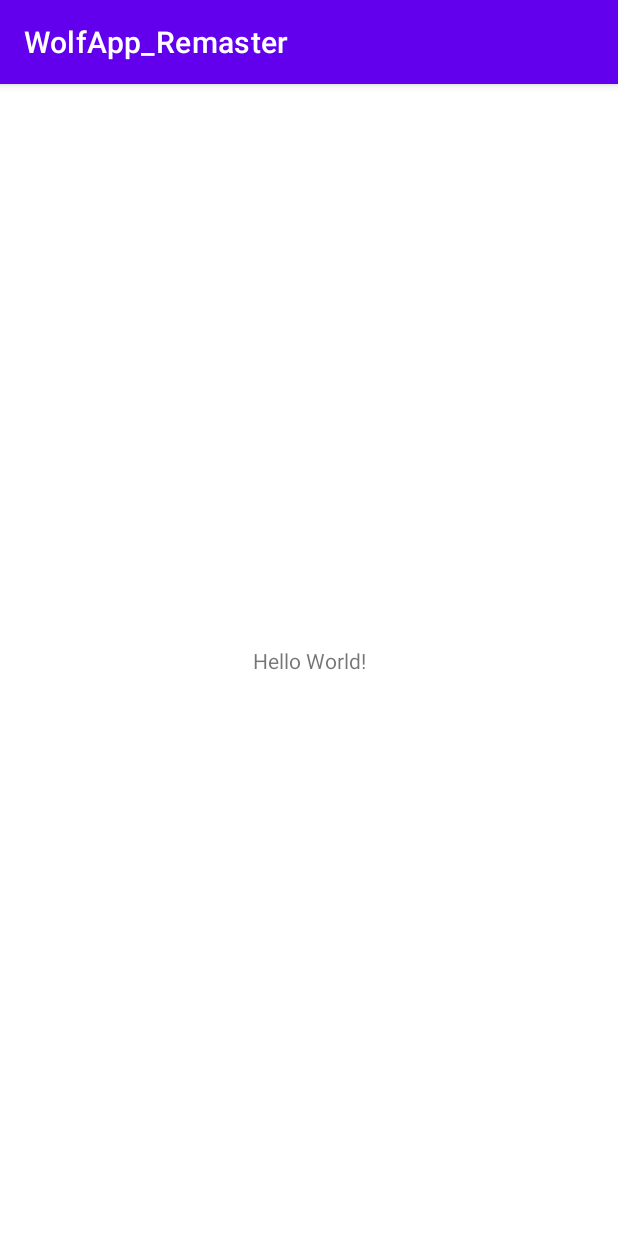
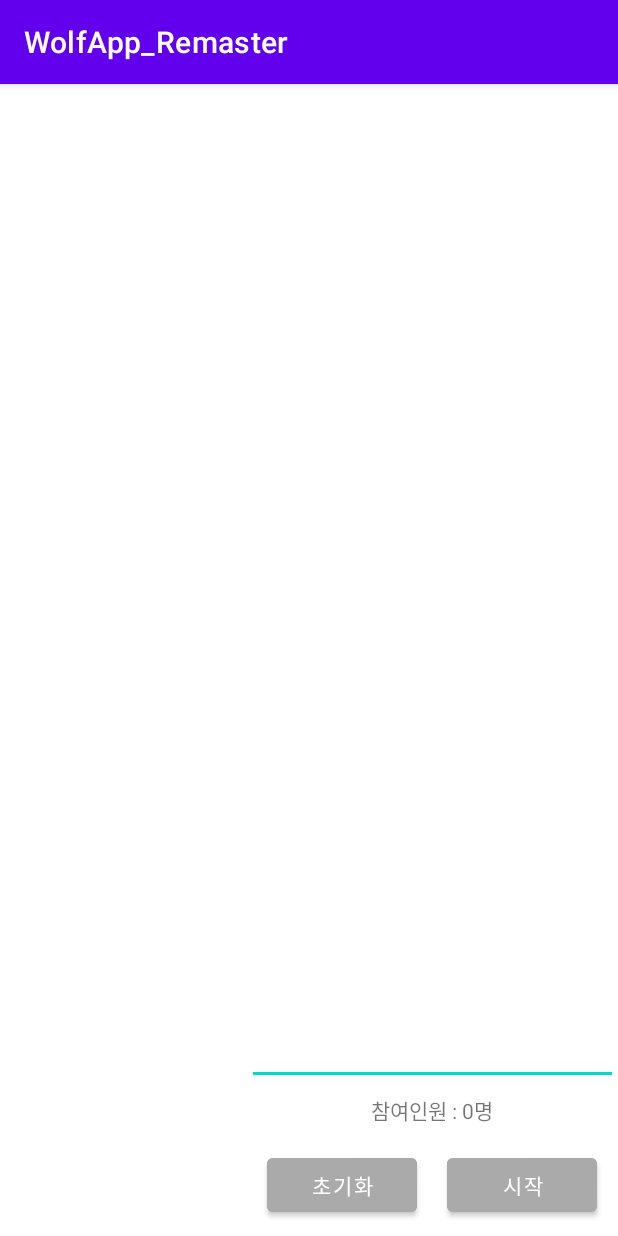
Before and after one commit to g9in128/WolfAppRemaser, an Android app: the screen it shows after launch (MainActivity), on a phone screen of 412 x 824 dp. Run offline under Robolectric (Android 15) with nearby library versions, the phone set to English and light mode, and no system bars.

Commit message:
base xml

```diff
--- a/app/src/main/res/layout/activity_main.xml
+++ b/app/src/main/res/layout/activity_main.xml
@@ -1,18 +1,61 @@
 <?xml version="1.0" encoding="utf-8"?>
-<androidx.constraintlayout.widget.ConstraintLayout xmlns:android="http://schemas.android.com/apk/res/android"
+<LinearLayout xmlns:android="http://schemas.android.com/apk/res/android"
     xmlns:app="http://schemas.android.com/apk/res-auto"
     xmlns:tools="http://schemas.android.com/tools"
     android:layout_width="match_parent"
     android:layout_height="match_parent"
     tools:context=".MainActivity">
 
-    <TextView
-        android:layout_width="wrap_content"
-        android:layout_height="wrap_content"
-        android:text="Hello World!"
-        app:layout_constraintBottom_toBottomOf="parent"
-        app:layout_constraintLeft_toLeftOf="parent"
-        app:layout_constraintRight_toRightOf="parent"
-        app:layout_constraintTop_toTopOf="parent" />
+    <ListView
+        android:layout_width="0dp"
+        android:layout_height="match_parent"
+        android:layout_weight="2">
 
-</androidx.constraintlayout.widget.ConstraintLayout>
+
+    </ListView>
+
+
+    <LinearLayout
+        android:layout_width="0dp"
+        android:layout_height="match_parent"
+        android:layout_weight="3"
+        android:orientation="vertical">
+
+        <EditText
+            android:layout_width="match_parent"
+            android:layout_height="0dp"
+            android:layout_weight="10"/>
+
+        <TextView
+            android:layout_width="match_parent"
+            android:layout_height="0dp"
+            android:layout_weight="0.5"
+            android:gravity="center"
+            android:text="@string/entry_text"/>
+
+        <LinearLayout
+            android:layout_width="match_parent"
+            android:layout_height="0dp"
+            android:layout_weight="1"
+            android:orientation="horizontal"
+            android:gravity="center">
+
+            <Button
+                android:layout_marginRight="10dp"
+                android:layout_width="100dp"
+                android:layout_height="wrap_content"
+                android:backgroundTint="#aaa"
+                android:text="@string/reset_text_btn_text"/>
+
+            <Button
+                android:layout_marginLeft="10dp"
+                android:layout_width="100dp"
+                android:layout_height="wrap_content"
+                android:backgroundTint="#aaa"
+                android:text="@string/start_text"/>
+
+        </LinearLayout>
+
+    </LinearLayout>
+
+</LinearLayout>
--- a/app/src/main/res/values/strings.xml
+++ b/app/src/main/res/values/strings.xml
@@ -1,3 +1,6 @@
 <resources>
     <string name="app_name">WolfApp_Remaster</string>
+    <string name="reset_text_btn_text">초기화</string>
+    <string name="entry_text">참여인원 : 0명</string>
+    <string name="start_text">시작</string>
 </resources>
```
